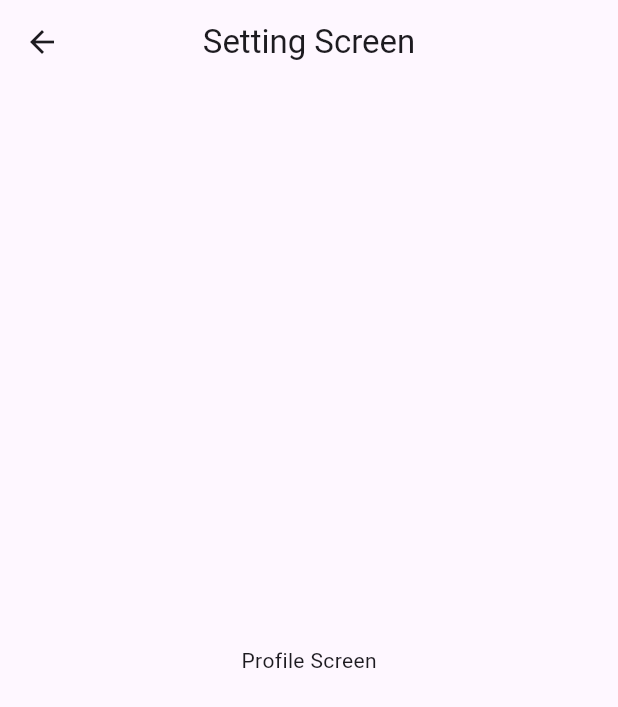
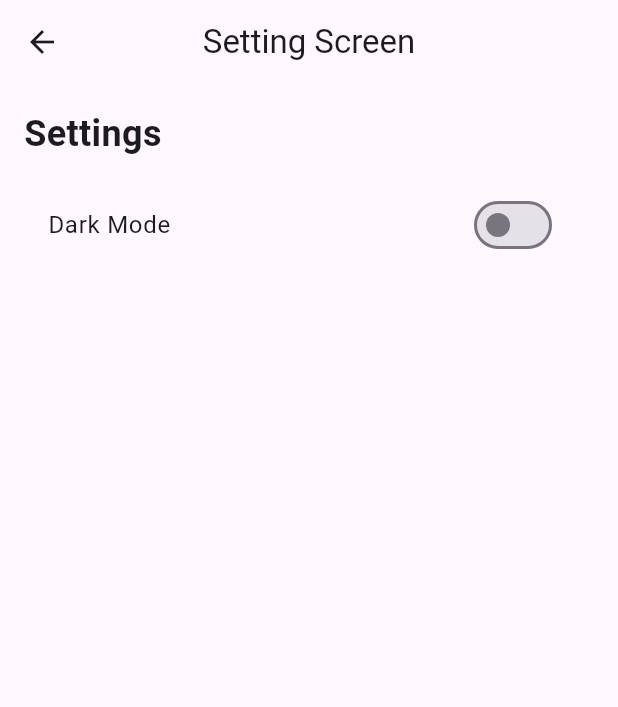
Before and after one commit to RegisMfitumukiza/Mobile-Working-with-APIs-Content-Providers, a Flutter app: the SettingScreen screen opened directly, on a phone screen of 412 x 824 dp. Shown: the top 707 px of the screen. Run offline on Flutter 3.47's test engine with Material 3 defaults, Android fonts, the phone set to English and light mode, and no system bars; our stand-ins replace shared_preferences; missing offline and left inert: function_tree; accounts and stored records are empty; network calls fail.

Commit message:
first commit

```diff
--- a/lib/views/setting_screen.dart
+++ b/lib/views/setting_screen.dart
@@ -1,4 +1,6 @@
 import 'package:flutter/material.dart';
+import 'package:provider/provider.dart';
+import 'package:calculator_app/provider/theme_provider.dart';
 
 class SettingScreen extends StatelessWidget {
   const SettingScreen({super.key});
@@ -10,7 +12,30 @@ class SettingScreen extends StatelessWidget {
         centerTitle: true,
         title: const Text('Setting Screen'),
       ),
-      body: const Center(child: Text('Profile Screen')),
+      body: Padding(
+        padding: const EdgeInsets.all(16.0),
+        child: Column(
+          crossAxisAlignment: CrossAxisAlignment.start,
+          children: [
+            const Text(
+              'Settings',
+              style: TextStyle(fontSize: 24, fontWeight: FontWeight.bold),
+            ),
+            const SizedBox(height: 16),
+            Consumer<ThemeProvider>(
+              builder: (context, themeProvider, child) {
+                return SwitchListTile(
+                  title: const Text('Dark Mode'),
+                  value: themeProvider.isDarkMode,
+                  onChanged: (value) {
+                    themeProvider.toggleTheme(value);
+                  },
+                );
+              },
+            ),
+          ],
+        ),
+      ),
     );
   }
 }
--- a/pubspec.yaml
+++ b/pubspec.yaml
@@ -36,6 +36,7 @@ dependencies:
   cupertino_icons: ^1.0.2
   function_tree: ^0.9.1
   provider: ^6.0.5
+  shared_preferences: ^2.0.6
 
 dev_dependencies:
   flutter_test:
```
Also changed, not shown: lib/main.dart (+17 -12 lines), lib/provider/theme_provider.dart (added, +29 -0 lines), pubspec.lock, 1 other file.
